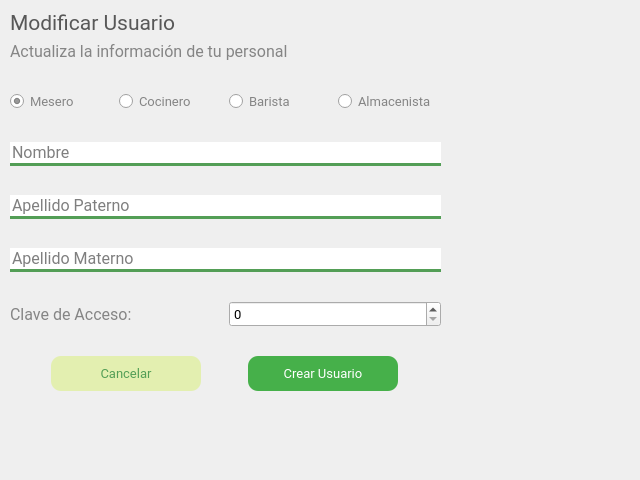
Old version of the form El-Patio/administrador/admin_modificar_usuario.ui in the repository MrDanielG/IHC-ElPatio.
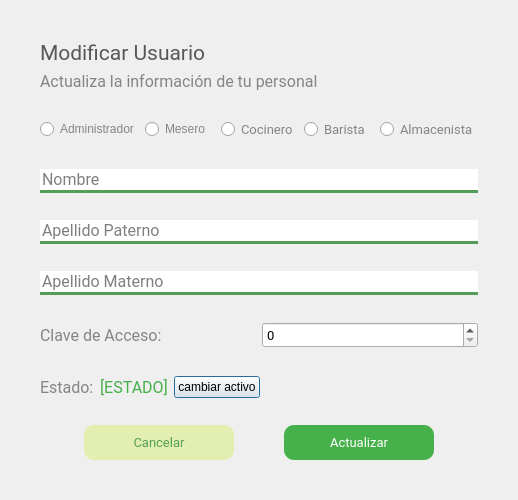
New version of the form.

Commit message:
Terminadas [Modificar usuario], [dar de baja usuario]
Ya terminados. :D

```diff
--- a/El-Patio/administrador/admin_modificar_usuario.ui
+++ b/El-Patio/administrador/admin_modificar_usuario.ui
@@ -6,8 +6,8 @@
    <rect>
     <x>0</x>
     <y>0</y>
-    <width>640</width>
-    <height>480</height>
+    <width>518</width>
+    <height>500</height>
    </rect>
   </property>
   <property name="windowTitle">
@@ -16,13 +16,16 @@
   <widget class="QWidget" name="layoutWidget">
    <property name="geometry">
     <rect>
-     <x>10</x>
-     <y>10</y>
-     <width>431</width>
-     <height>381</height>
+     <x>40</x>
+     <y>40</y>
+     <width>438</width>
+     <height>420</height>
     </rect>
    </property>
    <layout class="QVBoxLayout" name="verticalLayout">
+    <property name="spacing">
+     <number>6</number>
+    </property>
     <item>
      <widget class="QLabel" name="elPatio_2">
       <property name="font">
@@ -72,14 +75,19 @@
     </item>
     <item>
      <layout class="QHBoxLayout" name="horizontalLayout_2">
+      <item>
+       <widget class="QRadioButton" name="rbAdministrador">
+        <property name="styleSheet">
+         <string notr="true">color: rgb(133, 133, 133);
+</string>
+        </property>
+        <property name="text">
+         <string>Administrador</string>
+        </property>
+       </widget>
+      </item>
       <item>
        <widget class="QRadioButton" name="rbMesero">
-        <property name="font">
-         <font>
-          <family>Roboto</family>
-          <pointsize>10</pointsize>
-         </font>
-        </property>
         <property name="styleSheet">
          <string notr="true">color: rgb(133, 133, 133);
 </string>
@@ -87,9 +95,6 @@
         <property name="text">
          <string>Mesero</string>
         </property>
-        <property name="checked">
-         <bool>true</bool>
-        </property>
        </widget>
       </item>
       <item>
@@ -295,6 +300,79 @@
       </property>
      </spacer>
     </item>
+    <item>
+     <layout class="QHBoxLayout" name="horizontalLayout_4">
+      <item>
+       <widget class="QLabel" name="elPatio_5">
+        <property name="font">
+         <font>
+          <family>Roboto</family>
+          <pointsize>12</pointsize>
+         </font>
+        </property>
+        <property name="styleSheet">
+         <string notr="true">color: rgb(133, 133, 133);
+</string>
+        </property>
+        <property name="text">
+         <string>Estado:</string>
+        </property>
+       </widget>
+      </item>
+      <item>
+       <widget class="QLabel" name="lb_estado">
+        <property name="font">
+         <font>
+          <family>Roboto</family>
+          <pointsize>12</pointsize>
+         </font>
+        </property>
+        <property name="styleSheet">
+         <string notr="true">color: #46B04A;</string>
+        </property>
+        <property name="text">
+         <string>[ESTADO]</string>
+        </property>
+       </widget>
+      </item>
+      <item>
+       <widget class="QPushButton" name="btnCambiarEstado">
+        <property name="styleSheet">
+         <string notr="true"/>
+        </property>
+        <property name="text">
+         <string>cambiar activo</string>
+        </property>
+       </widget>
+      </item>
+      <item>
+       <spacer name="horizontalSpacer">
+        <property name="orientation">
+         <enum>Qt::Horizontal</enum>
+        </property>
+        <property name="sizeHint" stdset="0">
+         <size>
+          <width>40</width>
+          <height>20</height>
+         </size>
+        </property>
+       </spacer>
+      </item>
+     </layout>
+    </item>
+    <item>
+     <spacer name="verticalSpacer_7">
+      <property name="orientation">
+       <enum>Qt::Vertical</enum>
+      </property>
+      <property name="sizeHint" stdset="0">
+       <size>
+        <width>20</width>
+        <height>40</height>
+       </size>
+      </property>
+     </spacer>
+    </item>
     <item>
      <layout class="QHBoxLayout" name="horizontalLayout">
       <item>
@@ -384,7 +462,7 @@
 }</string>
         </property>
         <property name="text">
-         <string>Crear Usuario</string>
+         <string>Actualizar</string>
         </property>
        </widget>
       </item>
```
Left out of the diff: 2 changed lines with no effect on the pictures. The commit also changes 8 other files.
